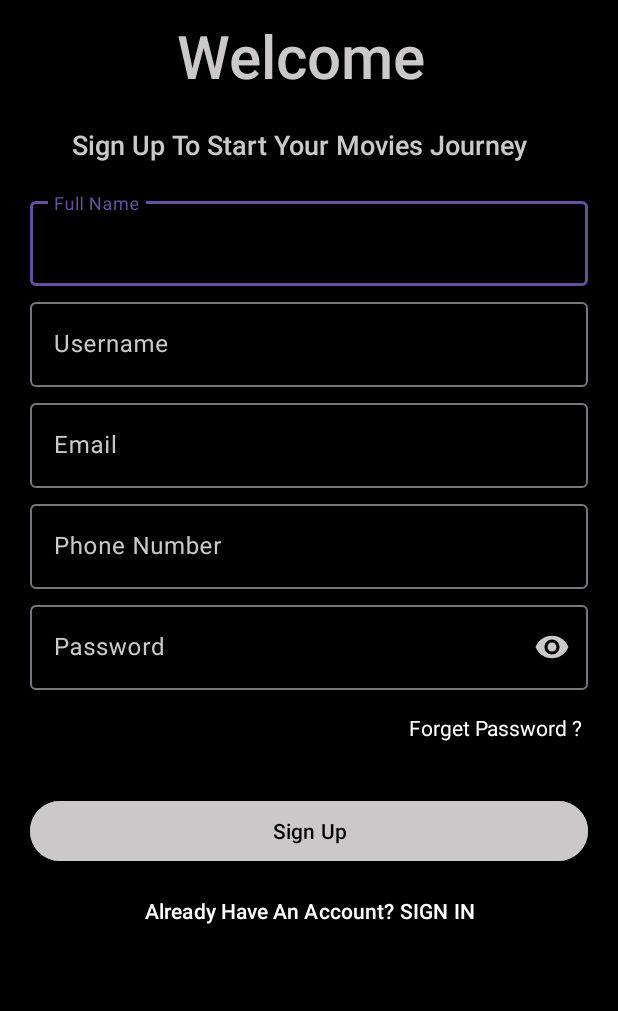
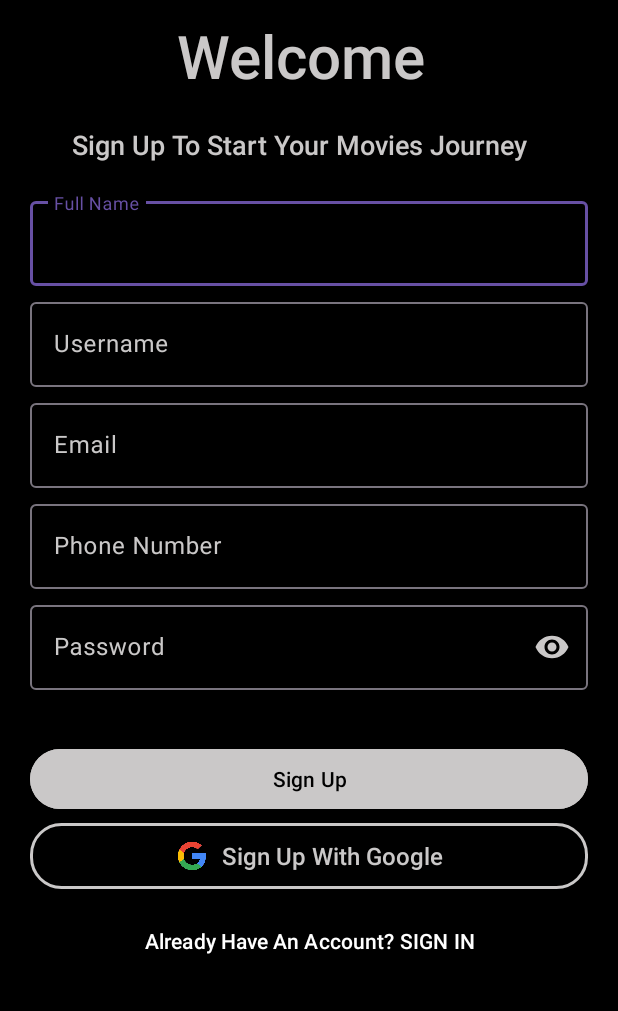
Before and after one commit to tasnimbensalam/MovieClub, an Android app: the Register screen opened directly, with no data from a screen before it, on a phone screen of 412 x 824 dp, the part 225-1236 px from its top. Run offline under Robolectric (Android 15) with nearby library versions, the phone set to English and light mode, and no system bars; our stand-ins replace Firebase (no records; nobody signed in at launch, a user with empty details on screens opened directly).

Commit message:
register w google

```diff
--- a/app/build.gradle.kts
+++ b/app/build.gradle.kts
@@ -55,6 +55,7 @@ dependencies {
     //implementation ("com.github.Dimezis:BlurView:version-2.0.3")
     //implementation ("com.github.Dimezis:BlurView:2.0.3")
     implementation ("com.github.Dimezis:BlurView:version-2.0.3")
+    implementation ("com.google.android.gms:play-services-auth:20.2.0")
 
 
 }
--- /dev/null
+++ b/app/src/main/res/drawable/border_button.xml
@@ -0,0 +1,6 @@
+<?xml version="1.0" encoding="utf-8"?>
+
+    <shape xmlns:android="http://schemas.android.com/apk/res/android">
+        <stroke android:width="2dp" android:color="#CAC8C8" />
+        <corners android:radius="20dp" />
+    </shape>
--- a/app/src/main/res/layout/activity_register.xml
+++ b/app/src/main/res/layout/activity_register.xml
@@ -138,16 +138,7 @@
                 android:textColor="#CAC8C8"/>
         </com.google.android.material.textfield.TextInputLayout>
 
-        <TextView
-            android:layout_width="wrap_content"
-            android:layout_height="wrap_content"
-            android:layout_gravity="end"
-            android:layout_marginTop="15dp"
-            android:layout_marginEnd="20dp"
-            android:textColor="@color/text_color"
-            android:textColorHint="@color/hint_color"
-            android:text="Forget Password ? "
-             />
+
 
         <Button
             android:id="@+id/register"
@@ -159,6 +150,40 @@
             android:layout_marginStart="20dp"
             android:layout_marginEnd="20dp"
             android:textColor="#000000" />
+        <LinearLayout
+            android:id="@+id/google"
+            android:layout_marginStart="20dp"
+            android:layout_marginEnd="20dp"
+            android:layout_marginTop="5dp"
+            android:layout_width="match_parent"
+            android:layout_height="wrap_content"
+
+            android:layout_marginBottom="5dp"
+            android:background="@drawable/border_button"
+            android:clickable="true"
+            android:focusable="true"
+            android:gravity="center"
+            android:orientation="horizontal"
+            android:padding="10dp"
+            tools:ignore="TouchTargetSizeCheck">
+
+            <ImageView
+                android:id="@+id/google_logo"
+                android:layout_width="24dp"
+                android:layout_height="24dp"
+                android:layout_marginEnd="8dp"
+                android:contentDescription="Google Logo"
+                android:src="@drawable/google" />
+
+            <TextView
+                android:id="@+id/signin_text"
+                android:layout_width="wrap_content"
+                android:layout_height="wrap_content"
+                android:fontFamily="sans-serif-medium"
+                android:text="Sign Up With Google"
+                android:textColor="#CAC8C8"
+                android:textSize="16sp" />
+        </LinearLayout>
 
         <Button
             android:id="@+id/signin"
--- a/app/src/main/res/values/strings.xml
+++ b/app/src/main/res/values/strings.xml
@@ -1,3 +1,4 @@
 <resources>
     <string name="app_name">MovieClub</string>
+    <string name="default_webid">829235940993-bd1eu3dl2ebbaud3jhqv3vl8fieutafn.apps.googleusercontent.com</string>
 </resources>
--- a/gradle/libs.versions.toml
+++ b/gradle/libs.versions.toml
@@ -10,6 +10,7 @@ constraintlayout = "2.2.0"
 composeThemeAdapter = "1.2.1"
 googleGmsGoogleServices = "4.4.2"
 firebaseDatabase = "21.0.0"
+firebaseAuth = "23.1.0"
 
 [libraries]
 junit = { group = "junit", name = "junit", version.ref = "junit" }
@@ -21,6 +22,7 @@ activity = { group = "androidx.activity", name = "activity", version.ref = "acti
 constraintlayout = { group = "androidx.constraintlayout", name = "constraintlayout", version.ref = "constraintlayout" }
 compose-theme-adapter = { group = "com.google.android.material", name = "compose-theme-adapter", version.ref = "composeThemeAdapter" }
 firebase-database = { group = "com.google.firebase", name = "firebase-database", version.ref = "firebaseDatabase" }
+firebase-auth = { group = "com.google.firebase", name = "firebase-auth", version.ref = "firebaseAuth" }
 
 [plugins]
 android-application = { id = "com.android.application", version.ref = "agp" }
```
Also changed, not shown: app/src/main/java/com/example/movieclub/Register.java (+162 -11 lines), app/src/main/res/layout/activity_login.xml (+46 -9 lines), app/src/main/res/drawable/google.png (added), 1 other file.
